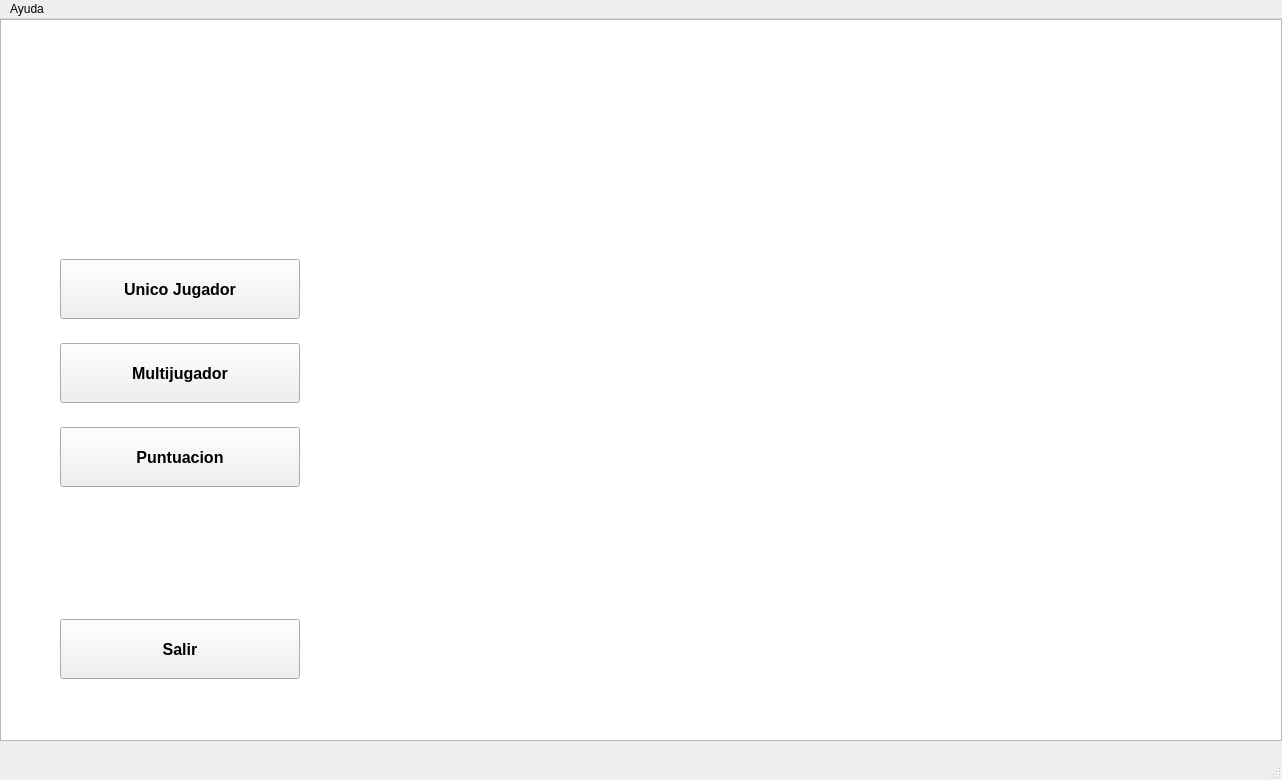
Qt form mainwindow.ui (walter-agf/videojuego) before a commit.
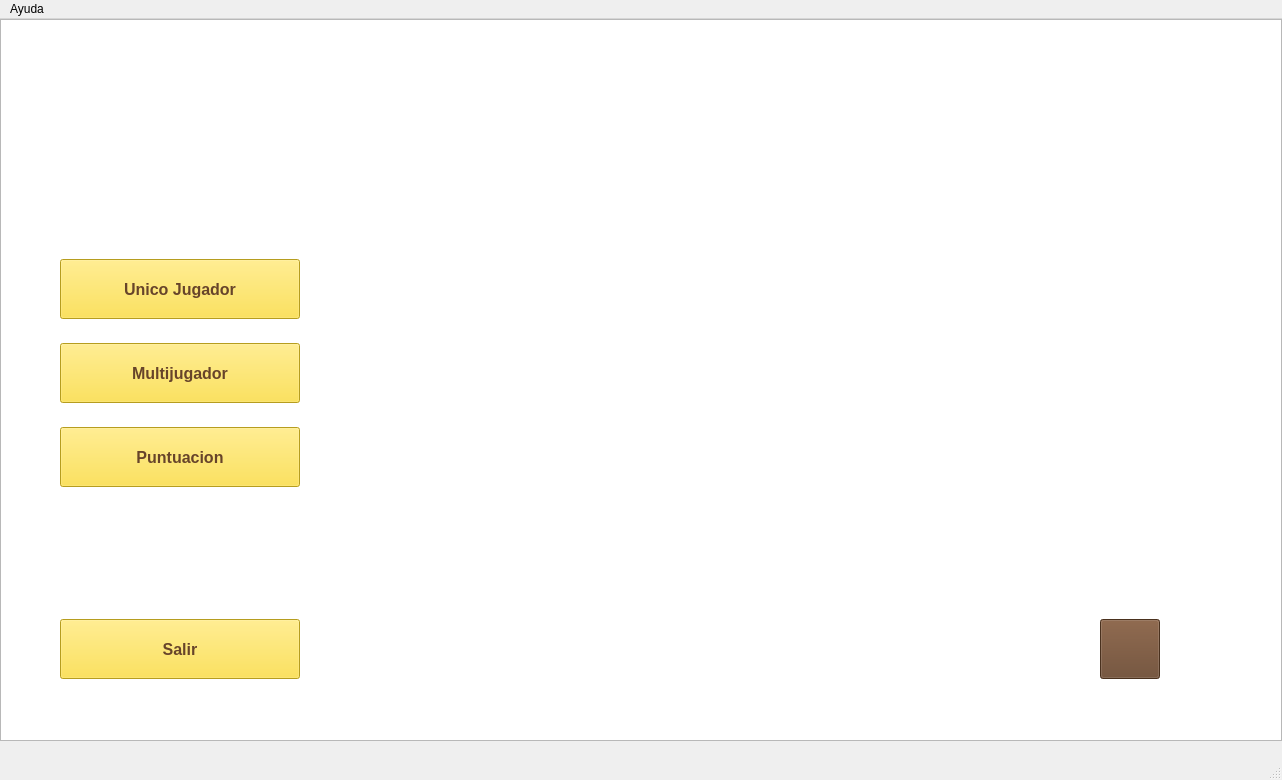
The same form after that commit. Icons and pictures are not drawn.

What changed in the file:
```diff
--- a/mainwindow.ui
+++ b/mainwindow.ui
@@ -70,6 +70,10 @@
       <bold>true</bold>
      </font>
     </property>
+    <property name="styleSheet">
+     <string notr="true">color: rgb(103, 68, 42);
+background-color: rgb(255, 220, 44);</string>
+    </property>
     <property name="text">
      <string>Unico Jugador</string>
     </property>
@@ -104,6 +108,10 @@
       <bold>true</bold>
      </font>
     </property>
+    <property name="styleSheet">
+     <string notr="true">color: rgb(103, 68, 42);
+background-color: rgb(255, 220, 44);</string>
+    </property>
     <property name="text">
      <string>Multijugador</string>
     </property>
@@ -135,6 +143,10 @@
       <bold>true</bold>
      </font>
     </property>
+    <property name="styleSheet">
+     <string notr="true">color: rgb(103, 68, 42);
+background-color: rgb(255, 220, 44);</string>
+    </property>
     <property name="text">
      <string>Puntuacion</string>
     </property>
@@ -166,6 +178,10 @@
       <bold>true</bold>
      </font>
     </property>
+    <property name="styleSheet">
+     <string notr="true">color: rgb(103, 68, 42);
+background-color: rgb(255, 220, 44);</string>
+    </property>
     <property name="text">
      <string>Salir</string>
     </property>
@@ -180,6 +196,44 @@
      </size>
     </property>
    </widget>
+   <widget class="QPushButton" name="pushButton_5">
+    <property name="geometry">
+     <rect>
+      <x>1100</x>
+      <y>600</y>
+      <width>60</width>
+      <height>60</height>
+     </rect>
+    </property>
+    <property name="minimumSize">
+     <size>
+      <width>60</width>
+      <height>60</height>
+     </size>
+    </property>
+    <property name="maximumSize">
+     <size>
+      <width>60</width>
+      <height>60</height>
+     </size>
+    </property>
+    <property name="styleSheet">
+     <string notr="true">background-color: rgb(103, 68, 42);</string>
+    </property>
+    <property name="text">
+     <string/>
+    </property>
+    <property name="icon">
+     <iconset resource="pictures.qrc">
+      <normaloff>:/pictures/mute.png</normaloff>:/pictures/mute.png</iconset>
+    </property>
+    <property name="iconSize">
+     <size>
+      <width>48</width>
+      <height>48</height>
+     </size>
+    </property>
+   </widget>
   </widget>
   <widget class="QMenuBar" name="menubar">
    <property name="geometry">
```
Left out of the diff: 12 changed lines with no effect on the pictures.
